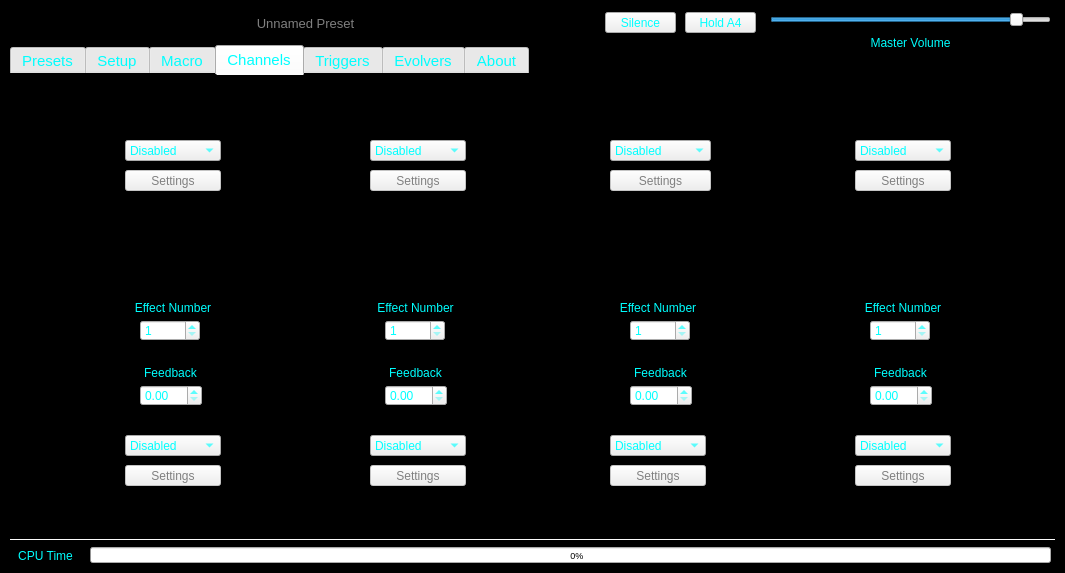
First picture: the form in ui/sbmain/soundbenchmain.ui, repository TheDaemoness/Soundbench, before the edit.
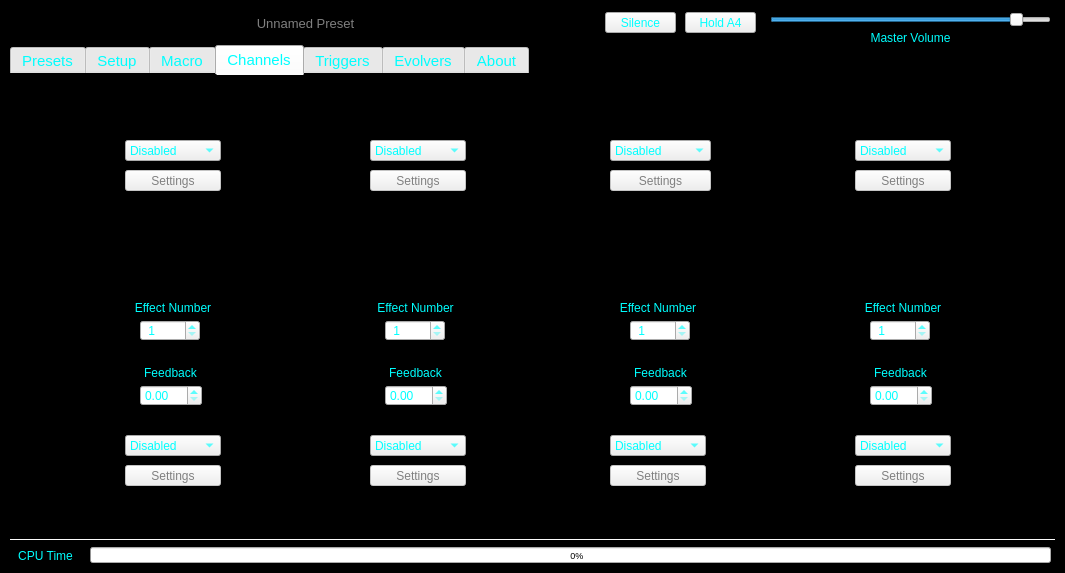
Second picture: the form after the edit. The open tabs and pages were chosen to show the change. Icons and pictures are not drawn.

What changed in the file:
```diff
--- a/ui/sbmain/soundbenchmain.ui
+++ b/ui/sbmain/soundbenchmain.ui
@@ -1896,6 +1896,9 @@
         <height>21</height>
        </rect>
       </property>
+      <property name="prefix">
+       <string> </string>
+      </property>
       <property name="minimum">
        <number>1</number>
       </property>
@@ -1912,6 +1915,9 @@
         <height>21</height>
        </rect>
       </property>
+      <property name="prefix">
+       <string> </string>
+      </property>
       <property name="minimum">
        <number>1</number>
       </property>
@@ -1928,6 +1934,9 @@
         <height>21</height>
        </rect>
       </property>
+      <property name="prefix">
+       <string> </string>
+      </property>
       <property name="minimum">
        <number>1</number>
       </property>
@@ -1944,6 +1953,9 @@
         <height>21</height>
        </rect>
       </property>
+      <property name="prefix">
+       <string> </string>
+      </property>
       <property name="minimum">
        <number>1</number>
       </property>
@@ -2668,7 +2680,7 @@
     <property name="geometry">
      <rect>
       <x>770</x>
-      <y>30</y>
+      <y>25</y>
       <width>281</width>
       <height>25</height>
      </rect>
```
Left out of the diff: 158 changed lines with no effect on the pictures.
